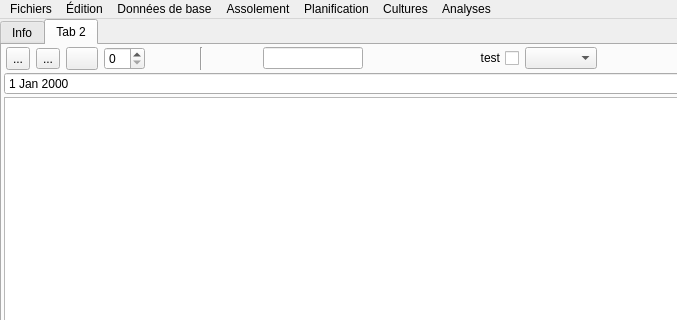
marcpley/potaleger, file mainwindow.ui: the form before one commit; both pictures show x 0 to 677 and y 0 to 320 of the 862 by 552 pixel window.
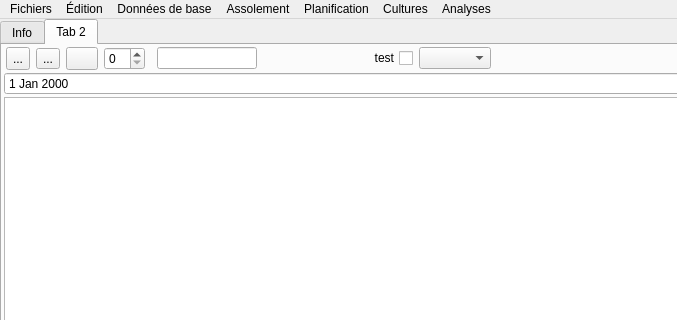
The form after the commit. The open tabs and pages were chosen to show the change. Icons and pictures are not drawn.

```diff
--- a/mainwindow.ui
+++ b/mainwindow.ui
@@ -308,19 +308,6 @@
            <item>
             <widget class="QSpinBox" name="spinBox"/>
            </item>
-           <item>
-            <widget class="Line" name="line">
-             <property name="minimumSize">
-              <size>
-               <width>100</width>
-               <height>0</height>
-              </size>
-             </property>
-             <property name="orientation">
-              <enum>Qt::Orientation::Vertical</enum>
-             </property>
-            </widget>
-           </item>
            <item>
             <widget class="QFrame" name="frame">
              <property name="frameShape">
```
Left out of the diff: 27 changed lines with no effect on the pictures.
